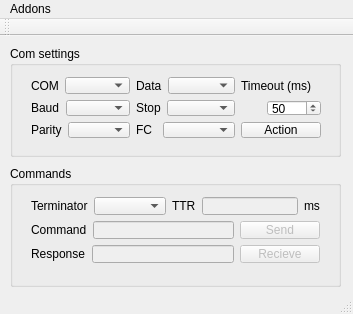
Above: Serial Communication App/mainwindow.ui from VulpesCorsac/ANGEL before the change. Below: the same form after it.
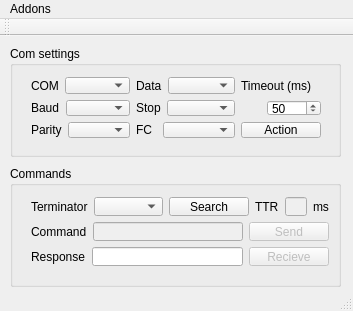
That is the form after the change.

What changed in the file:
```diff
--- a/Serial Communication App/mainwindow.ui
+++ b/Serial Communication App/mainwindow.ui
@@ -7,7 +7,7 @@
     <x>0</x>
     <y>0</y>
     <width>353</width>
-    <height>314</height>
+    <height>311</height>
    </rect>
   </property>
   <property name="windowTitle">
@@ -239,8 +239,8 @@
       <rect>
        <x>10</x>
        <y>20</y>
-       <width>311</width>
-       <height>88</height>
+       <width>320</width>
+       <height>91</height>
       </rect>
      </property>
      <layout class="QVBoxLayout" name="verticalLayout_4">
@@ -260,6 +260,13 @@
           </item>
          </layout>
         </item>
+        <item>
+         <widget class="QPushButton" name="pushButtonSearch">
+          <property name="text">
+           <string>Search</string>
+          </property>
+         </widget>
+        </item>
         <item>
          <layout class="QHBoxLayout" name="horizontalLayout_10">
           <item>
@@ -327,7 +334,7 @@
         <item>
          <widget class="QLineEdit" name="lineEditResponse">
           <property name="enabled">
-           <bool>false</bool>
+           <bool>true</bool>
           </property>
          </widget>
         </item>
```
Left out of the diff: 2 changed lines with no effect on the pictures.
